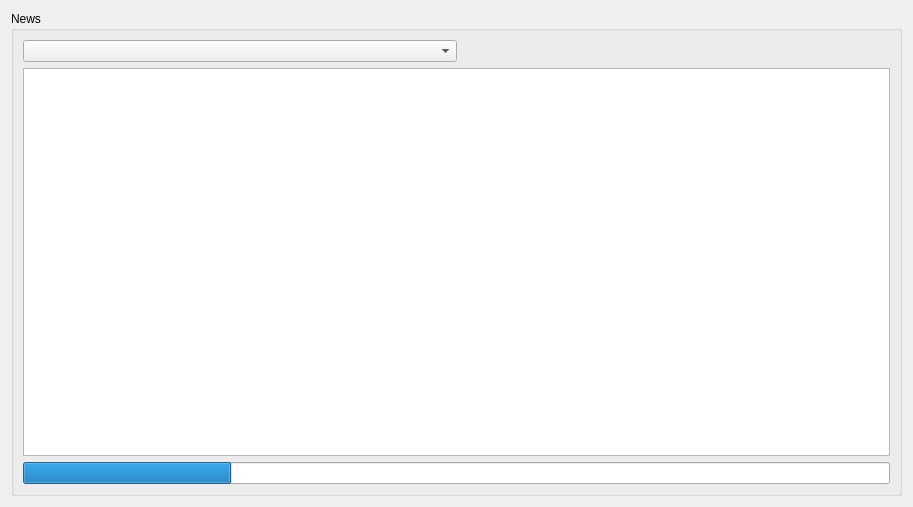
Above: app/gui/newslist.ui from ensisoft/newsflash-plus before the change. Below: the same form after it.
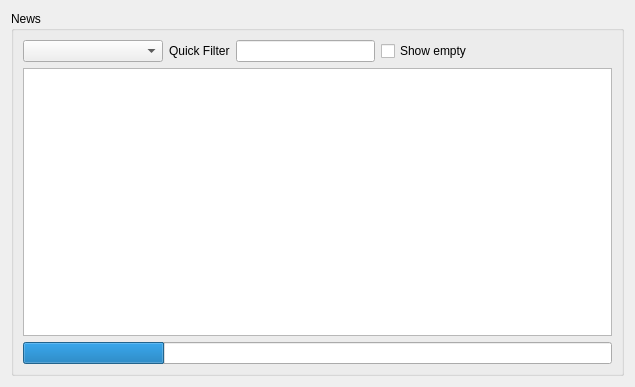
That is the form after the change. Icons and pictures are not drawn.

Commit message: Keep the favs at the top of the list in newslist Show newsgroup size on disk in the newslist Filter items in the newslist Bugfix for idlist index being out of range when idlist hasn't been remapped Bugfix for possibly not calling endResetModel in newsgroup model Storing the .idb and .nfo files in the .dat folder

```diff
--- a/app/gui/newslist.ui
+++ b/app/gui/newslist.ui
@@ -6,8 +6,8 @@
    <rect>
     <x>0</x>
     <y>0</y>
-    <width>913</width>
-    <height>507</height>
+    <width>635</width>
+    <height>387</height>
    </rect>
   </property>
   <property name="windowTitle">
@@ -36,6 +36,23 @@
           </property>
          </widget>
         </item>
+        <item>
+         <widget class="QLabel" name="label">
+          <property name="text">
+           <string>Quick Filter</string>
+          </property>
+         </widget>
+        </item>
+        <item>
+         <widget class="QLineEdit" name="editFilter"/>
+        </item>
+        <item>
+         <widget class="QCheckBox" name="chkShowEmpty">
+          <property name="text">
+           <string>Show empty</string>
+          </property>
+         </widget>
+        </item>
         <item>
          <spacer name="horizontalSpacer">
           <property name="orientation">
```
Left out of the diff: 9 changed lines with no effect on the pictures. The commit also changes 9 other files.
